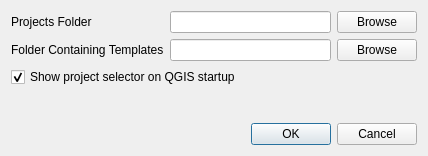
Above: QGIS Plugin/ui_settings.ui from lutraconsulting/qgis-moor-tools-plugin before the change. Below: the same form after it.
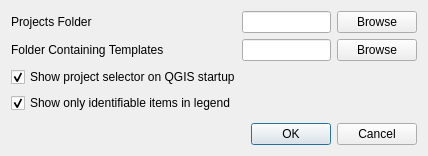
That is the form after the change.

```diff
--- a/QGIS Plugin/ui_settings.ui
+++ b/QGIS Plugin/ui_settings.ui
@@ -63,6 +63,16 @@
        </property>
       </widget>
      </item>
+     <item row="3" column="0">
+      <widget class="QCheckBox" name="identifiableOnly">
+       <property name="text">
+        <string>Show only identifiable items in legend</string>
+       </property>
+       <property name="checked">
+        <bool>true</bool>
+       </property>
+      </widget>
+     </item>
     </layout>
    </item>
    <item row="1" column="0">
```
Left out of the diff: 6 changed lines with no effect on the pictures.
